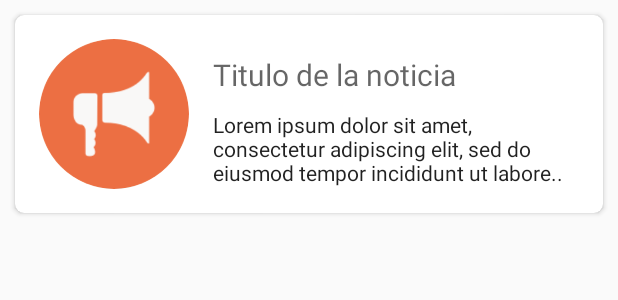
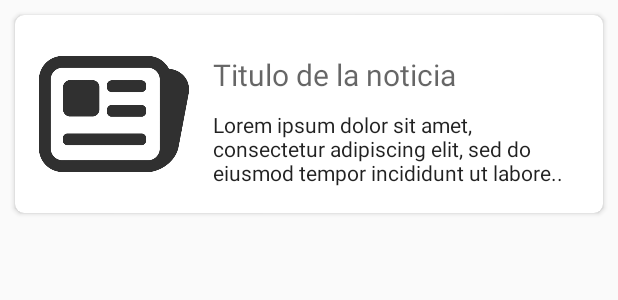
Before and after one commit to alexche77/spaceappChallenge2017-peligros_naturales, an Android app: the layout fragment_item_noticia.xml on its own in the app's theme, with its tools: preview values and no code run, on a phone screen of 412 x 824 dp. Shown: the top 300 px of the screen. Run offline under Robolectric (Android 15) with nearby library versions, the phone set to English and light mode, and no system bars.

Commit message:
Few Changes in UI

```diff
--- a/CaringforNature/app/src/main/res/layout/fragment_item_noticia.xml
+++ b/CaringforNature/app/src/main/res/layout/fragment_item_noticia.xml
@@ -14,7 +14,7 @@
     android:orientation="horizontal">
 
     <!-- Image circular de la librería externa -->
-    <de.hdodenhof.circleimageview.CircleImageView
+    <ImageView
         android:id="@+id/avatar"
         android:layout_width="100dp"
         android:layout_height="100dp"
```
Also changed, not shown: CaringforNature/app/src/main/res/drawable/noticia.png.
